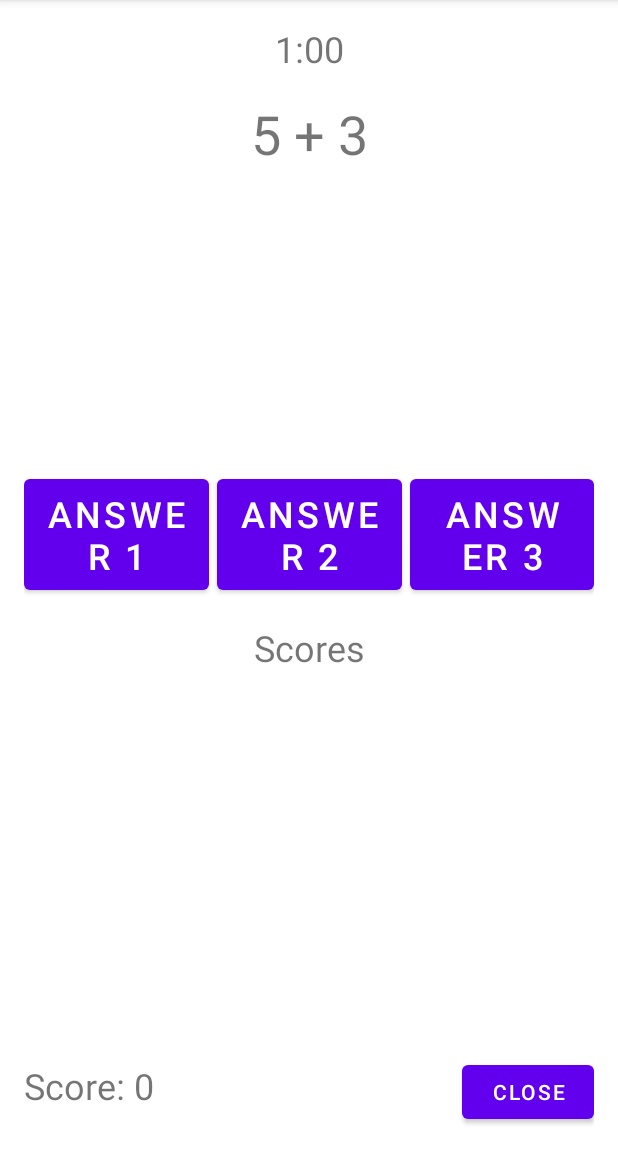
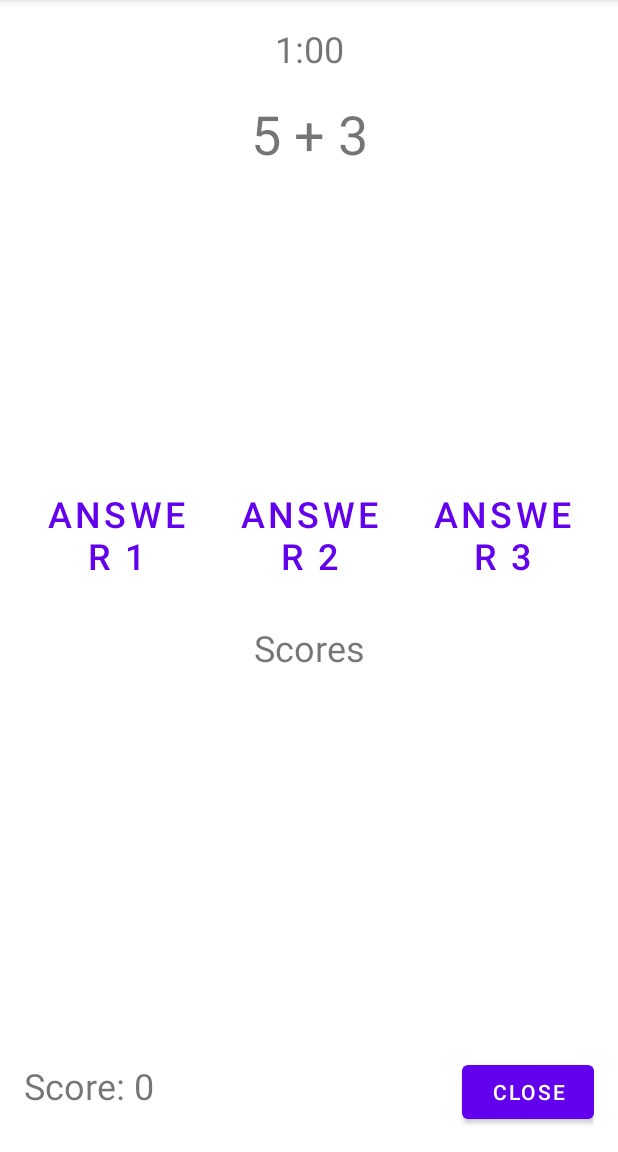
Before and after one commit to jfletcher5/FletcherGames, an Android app: the GameMathGame screen opened directly, with no data from a screen before it, on a phone screen of 412 x 824 dp, the part 84-1236 px from its top. Run offline under Robolectric (Android 15) with nearby library versions, the phone set to English and light mode, and no system bars.

Commit message:
update before alpha

```diff
--- a/app/build.gradle
+++ b/app/build.gradle
@@ -4,10 +4,10 @@ plugins {
 
 android {
     namespace 'com.example.mathgame'
-    compileSdk 33
+    compileSdk 34
 
     defaultConfig {
-        applicationId "com.jfletcher5.mathgame"
+        applicationId "com.llastmile.mathgame"
         minSdk 24
         targetSdk 33
         versionCode 3
@@ -31,7 +31,7 @@ android {
 dependencies {
 
     implementation 'androidx.appcompat:appcompat:1.6.1'
-    implementation 'com.google.android.material:material:1.8.0'
+    implementation 'com.google.android.material:material:1.11.0'
     implementation 'androidx.constraintlayout:constraintlayout:2.1.4'
     testImplementation 'junit:junit:4.13.2'
     androidTestImplementation 'androidx.test.ext:junit:1.1.5'
--- a/app/src/main/java/com/example/mathgame/GameMatchGame.java
+++ b/app/src/main/java/com/example/mathgame/GameMatchGame.java
@@ -201,4 +201,7 @@ public class GameMatchGame extends AppCompatActivity {
         matchedPairs = 0;
         startButton.setEnabled(true);
     }
+
+    public void flipCard(View view) {
+    }
 }
--- a/app/src/main/res/layout/activity_game_match_game.xml
+++ b/app/src/main/res/layout/activity_game_match_game.xml
@@ -54,7 +54,7 @@
             android:src="@drawable/card_back"
             android:scaleType="fitXY"
             android:visibility="invisible"
-            android:onClick="flipCard"/>
+            android:onClick="flipCard" />
 
         <ImageButton
             android:id="@+id/card2"
@@ -138,7 +138,8 @@
             android:src="@drawable/card_back"
             android:scaleType="fitXY"
             android:visibility="invisible"
-            android:onClick="flipCard"/>
+            android:onClick="flipCard"
+            android:contentDescription="@string/todo" />
 
     </GridLayout>
 
--- a/app/src/main/res/layout/activity_game_math_game.xml
+++ b/app/src/main/res/layout/activity_game_math_game.xml
@@ -4,8 +4,6 @@
     android:layout_height="match_parent"
     android:orientation="vertical"
     android:padding="16dp">
-
-
 
     <TextView
         android:id="@+id/timerTextView"
@@ -38,7 +36,8 @@
             android:layout_weight="1"
             android:text="@string/answer_1"
             android:textSize="24sp"
-            android:onClick="onAnswerButtonClick"/>
+            android:onClick="onAnswerButtonClick"
+            style="?android:attr/buttonBarButtonStyle" />
 
         <Button
             android:id="@+id/buttonAnswer2"
@@ -48,7 +47,8 @@
             android:layout_weight="1"
             android:text="@string/answer_2"
             android:textSize="24sp"
-            android:onClick="onAnswerButtonClick"/>
+            android:onClick="onAnswerButtonClick"
+            style="?android:attr/buttonBarButtonStyle" />
 
         <Button
             android:id="@+id/buttonAnswer3"
@@ -57,7 +57,8 @@
             android:layout_weight="1"
             android:text="@string/answer_3"
             android:textSize="24sp"
-            android:onClick="onAnswerButtonClick"/>
+            android:onClick="onAnswerButtonClick"
+            style="?android:attr/buttonBarButtonStyle" />
     </LinearLayout>
 
     <LinearLayout
@@ -109,8 +110,7 @@
                 android:layout_weight="0"
                 android:theme="@style/SecondaryButton"
                 android:text="@string/x"
-                android:textSize="14sp"
-                android:onClick="onCloseButtonClick"/>
+                android:textSize="14sp"/>
         </LinearLayout>
 
     </RelativeLayout>
--- a/app/src/main/res/values/strings.xml
+++ b/app/src/main/res/values/strings.xml
@@ -22,4 +22,5 @@
     <string name="easy">Easy</string>
     <string name="timer">Timer:</string>
     <string name="closeGame">Close Game</string>
+    <string name="todo">TODO</string>
 </resources>
--- a/build.gradle
+++ b/build.gradle
@@ -1,5 +1,5 @@
 // Top-level build file where you can add configuration options common to all sub-projects/modules.
 plugins {
-    id 'com.android.application' version '8.3.0' apply false
-    id 'com.android.library' version '8.3.0' apply false
+    id 'com.android.application' version '8.3.2' apply false
+    id 'com.android.library' version '8.3.2' apply false
 }
```
Also changed, not shown: app/src/main/java/com/example/mathgame/GameMathGame.java (+9 -10 lines).
